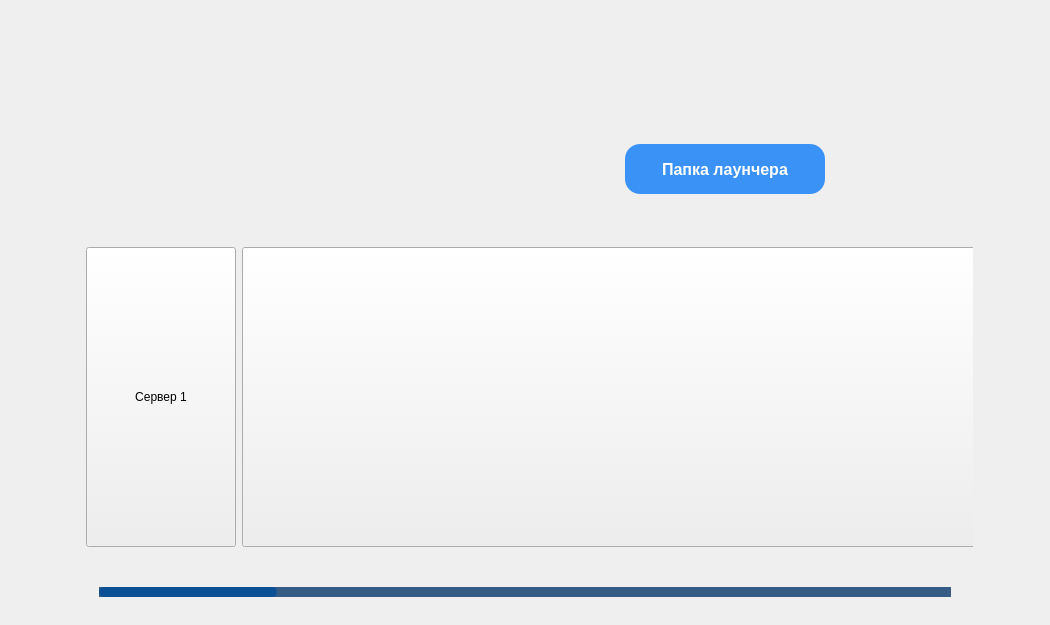
This is src/launcher/design/design.ui in izharus/tfc_halloween_launcher as Qt 5 draws it before an edit. The edited form follows.
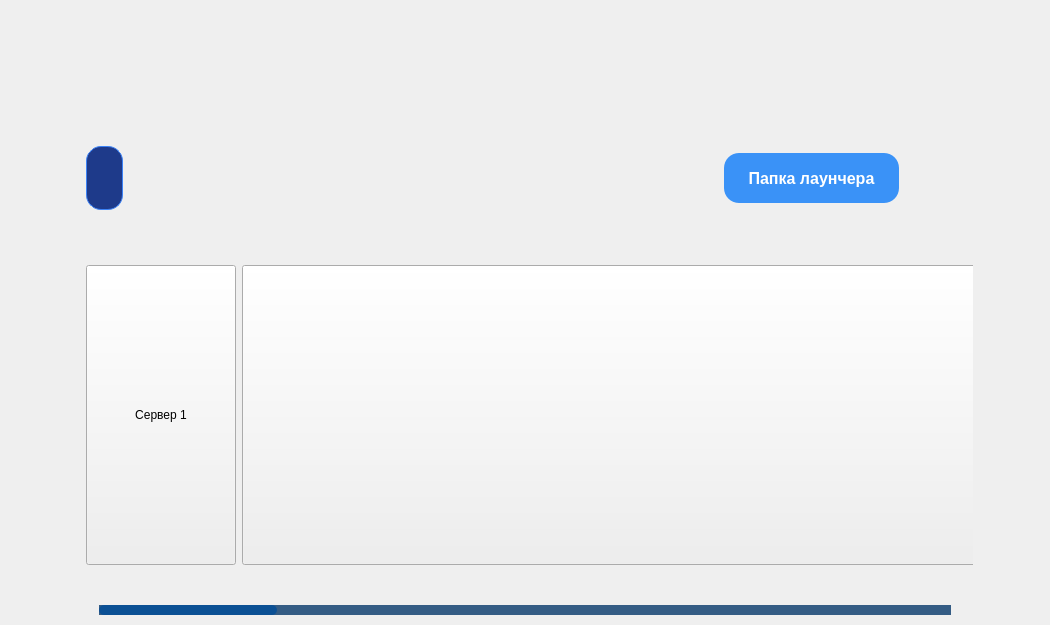
This is the edited form. Icons and pictures are not drawn.

Commit message: feat(design): add current username label"

Diff of the .ui file:
```diff
--- a/src/launcher/design/design.ui
+++ b/src/launcher/design/design.ui
@@ -628,7 +628,87 @@
                   <number>0</number>
                  </property>
                  <item>
-                  <widget class="QWidget" name="widget_4" native="true"/>
+                  <widget class="QWidget" name="widget_4" native="true">
+                   <layout class="QHBoxLayout" name="horizontalLayout_5">
+                    <item>
+                     <widget class="QLabel" name="label_player_name">
+                      <property name="styleSheet">
+                       <string notr="true">QLabel {
+    color: #FFFFFF;                    /* Белый цвет текста для контраста */
+    background-color: #1E3A8A;         /* Темно-синий фон */
+    border: 1px solid #3B82F6;         /* Голубой контур */
+    border-radius: 15px;                /* Округление краев */
+    padding: 8px 12px;                 /* Отступы для создания пространства вокруг текста */
+    font-size: 18px;                   /* Размер шрифта */
+    font-weight: bold;                 /* Жирный шрифт для выделения ника */
+    text-align: center;                /* Центрирование текста */
+}
+</string>
+                      </property>
+                      <property name="text">
+                       <string/>
+                      </property>
+                     </widget>
+                    </item>
+                    <item>
+                     <widget class="QPushButton" name="pushButton_logout">
+                      <property name="minimumSize">
+                       <size>
+                        <width>64</width>
+                        <height>64</height>
+                       </size>
+                      </property>
+                      <property name="maximumSize">
+                       <size>
+                        <width>64</width>
+                        <height>64</height>
+                       </size>
+                      </property>
+                      <property name="toolTip">
+                       <string>&lt;html&gt;&lt;head/&gt;&lt;body&gt;&lt;p&gt;&lt;span style=&quot; font-size:16pt;&quot;&gt;Выйти из аккаунта&lt;/span&gt;&lt;/p&gt;&lt;/body&gt;&lt;/html&gt;</string>
+                      </property>
+                      <property name="styleSheet">
+                       <string notr="true">QPushButton {
+    background-image: url(:/data/background/logout.png);
+    background-position: center;
+    background-repeat: no-repeat;
+    border: none; /* Убираем границы */
+    border-radius: 10px; /* Скругляем углы кнопки */
+    padding: 10px; /* Добавляем внутренние отступы */
+    color: white; /* Устанавливаем цвет текста */
+    font-size: 16px; /* Устанавливаем размер шрифта */
+    font-weight: bold; /* Устанавливаем жирный шрифт */
+}
+
+QPushButton:hover {
+    background-color: rgba(255, 255, 255, 0.2); /* Добавляем эффект при наведении */
+}
+
+QPushButton:pressed {
+    background-color: rgba(255, 255, 255, 0.4); /* Добавляем эффект при нажатии */
+}
+</string>
+                      </property>
+                      <property name="text">
+                       <string/>
+                      </property>
+                     </widget>
+                    </item>
+                    <item>
+                     <spacer name="horizontalSpacer_10">
+                      <property name="orientation">
+                       <enum>Qt::Orientation::Horizontal</enum>
+                      </property>
+                      <property name="sizeHint" stdset="0">
+                       <size>
+                        <width>40</width>
+                        <height>20</height>
+                       </size>
+                      </property>
+                     </spacer>
+                    </item>
+                   </layout>
+                  </widget>
                  </item>
                  <item>
                   <widget class="QPushButton" name="pushButton_minecraft_dir_disable_long_tern_save">
@@ -673,47 +753,6 @@
                    </property>
                   </widget>
                  </item>
-                 <item>
-                  <widget class="QPushButton" name="pushButton_logout">
-                   <property name="minimumSize">
-                    <size>
-                     <width>64</width>
-                     <height>64</height>
-                    </size>
-                   </property>
-                   <property name="maximumSize">
-                    <size>
-                     <width>64</width>
-                     <height>64</height>
-                    </size>
-                   </property>
-                   <property name="styleSheet">
-                    <string notr="true">QPushButton {
-    background-image: url(:/data/background/logout.png);
-    background-position: center;
-    background-repeat: no-repeat;
-    border: none; /* Убираем границы */
-    border-radius: 10px; /* Скругляем углы кнопки */
-    padding: 10px; /* Добавляем внутренние отступы */
-    color: white; /* Устанавливаем цвет текста */
-    font-size: 16px; /* Устанавливаем размер шрифта */
-    font-weight: bold; /* Устанавливаем жирный шрифт */
-}
-
-QPushButton:hover {
-    background-color: rgba(255, 255, 255, 0.2); /* Добавляем эффект при наведении */
-}
-
-QPushButton:pressed {
-    background-color: rgba(255, 255, 255, 0.4); /* Добавляем эффект при нажатии */
-}
-</string>
-                   </property>
-                   <property name="text">
-                    <string/>
-                   </property>
-                  </widget>
-                 </item>
                  <item>
                   <widget class="QPushButton" name="pushButton_settings">
                    <property name="minimumSize">
```
Left out of the diff: 2 changed lines with no effect on the pictures. The commit also changes 1 other file.
